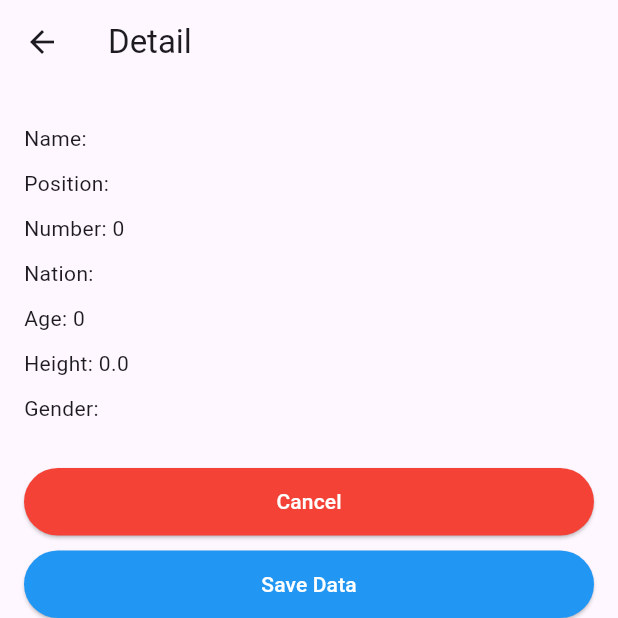
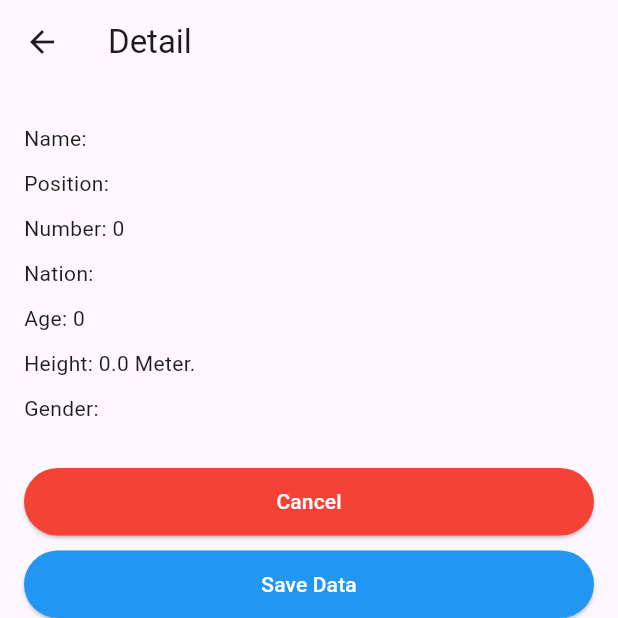
Before and after one commit to Faiznurullah/AplikasiBola_0010, a Flutter app: the DetailPage screen opened directly with empty values, on a phone screen of 412 x 824 dp, the top half of it. Run offline on Flutter 3.47's test engine with Material 3 defaults, Android fonts, the phone set to English and light mode, and no system bars.

```diff
--- a/lib/detail.dart
+++ b/lib/detail.dart
@@ -21,11 +21,21 @@ class DetailPage extends StatefulWidget {
     required this.gender,
   });
 
+
+
   @override
   State<DetailPage> createState() => _DetailPageState();
 }
 
 class _DetailPageState extends State<DetailPage> {
+  late double heightM;
+
+  @override
+  void initState() {
+    super.initState();
+    heightM = widget.height / 100;
+  }
+
   @override
   Widget build(BuildContext context) {
     return Scaffold(
@@ -46,7 +56,7 @@ class _DetailPageState extends State<DetailPage> {
             SizedBox(height: 10),
             Text("Age: ${widget.age}"),
             SizedBox(height: 10),
-            Text("Height: ${widget.height}"),
+            Text("Height: ${heightM} Meter."),
             SizedBox(height: 10),
             Text("Gender: ${widget.gender}"),
 
--- a/lib/register.dart
+++ b/lib/register.dart
@@ -90,6 +90,11 @@ class _RegisterPageState extends State<RegisterPage> {
                           if (value == null || value.isEmpty) {
                             return 'Please enter your phone number';
                           }
+
+                          if(value.length < 10 || value.length > 13){
+                            return 'Please enter 10-13 numbers.';
+                          }
+
                           return null;
                         },
                       ),
```
Also changed, not shown: lib/form.dart (+74 -1 lines).
